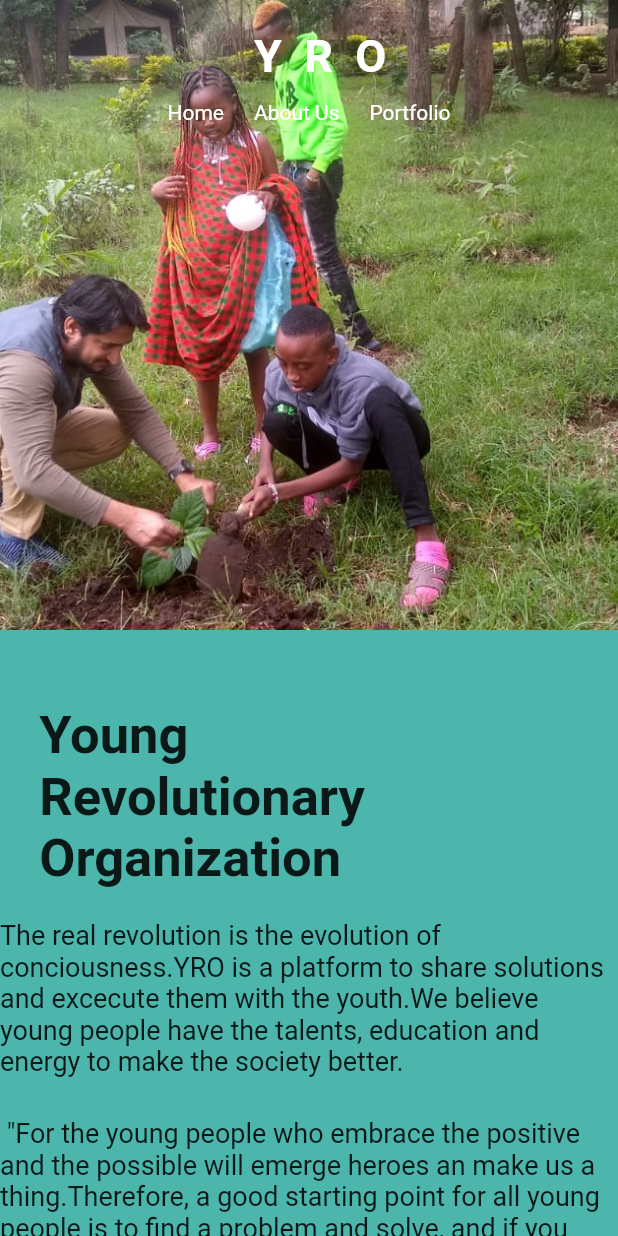
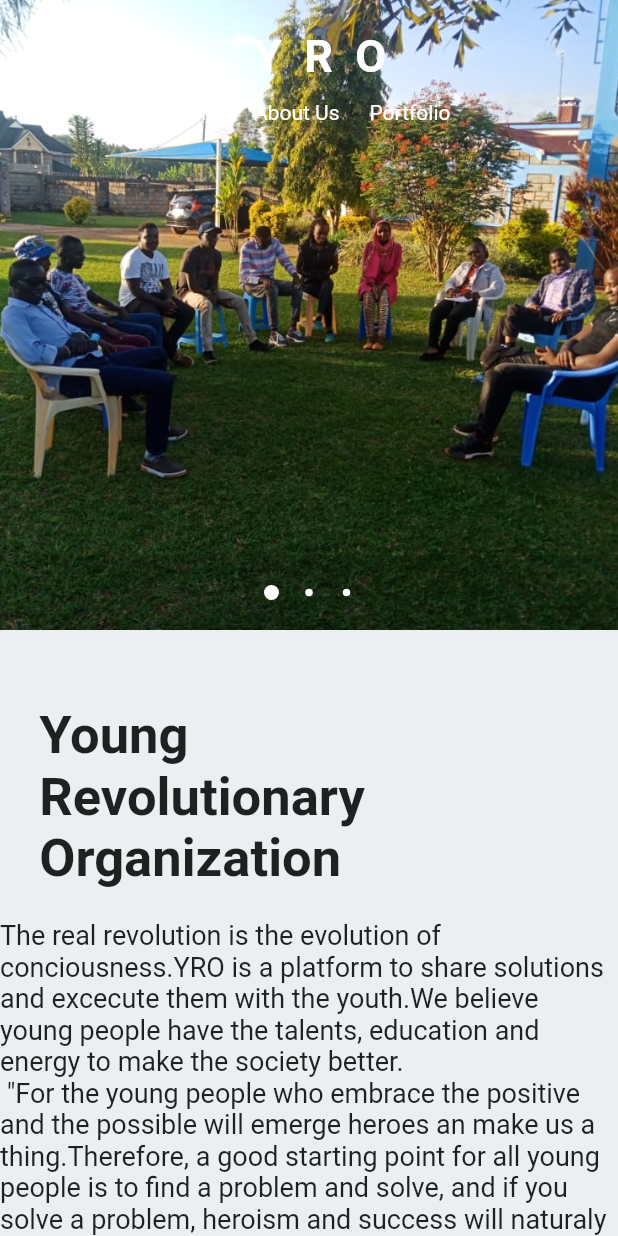
Before and after one commit to collo54/yro-web-app, a Flutter app: the screen it shows after launch, on a phone screen of 412 x 824 dp. Run offline on Flutter 3.47's test engine with Material 2 defaults, Android fonts, the phone set to English and light mode, and no system bars; drawn by our look-alikes of carousel_pro; our stand-ins replace firebase_auth, firebase_core, google_sign_in; accounts and stored records are empty.

Commit message:
restructure code

```diff
--- a/lib/custom/Nav_bar.dart
+++ b/lib/custom/Nav_bar.dart
@@ -1,3 +1,4 @@
+import 'package:carousel_pro/carousel_pro.dart';
 import 'package:flutter/material.dart';
 
 class Navbar extends StatelessWidget {
@@ -23,9 +24,18 @@ class DesktopNavbar extends StatelessWidget {
     return Stack(
       children: [
         Container(
-          height: 400,
+          height: 500,
           width: 1400,
-          child: Image.asset('assets/images/watsup5.jpeg', fit: BoxFit.cover),
+          child: Carousel(
+            boxFit: BoxFit.cover,
+            dotSize: 5.0,
+            dotBgColor: Colors.black12,
+            images: [
+              Image.asset("assets/images/watsup1.jpeg", fit: BoxFit.cover),
+              Image.asset("assets/images/watsup2.jpeg", fit: BoxFit.cover),
+              Image.asset("assets/images/watsup5.jpeg", fit: BoxFit.cover),
+            ],
+          ),
         ),
         Padding(
           padding: const EdgeInsets.symmetric(vertical: 30, horizontal: 170),
@@ -98,7 +108,16 @@ class MobileNavbar extends StatelessWidget {
         Container(
           height: 420,
           width: 800,
-          child: Image.asset('assets/images/watsup5.jpeg', fit: BoxFit.cover),
+          child: Carousel(
+            boxFit: BoxFit.cover,
+            dotSize: 5.0,
+            dotBgColor: Colors.black12,
+            images: [
+              Image.asset("assets/images/watsup1.jpeg", fit: BoxFit.cover),
+              Image.asset("assets/images/watsup2.jpeg", fit: BoxFit.cover),
+              Image.asset("assets/images/watsup5.jpeg", fit: BoxFit.cover),
+            ],
+          ),
         ),
         Padding(
           padding: const EdgeInsets.symmetric(vertical: 20, horizontal: 40),
--- a/lib/layouts/landingPage.dart
+++ b/lib/layouts/landingPage.dart
@@ -21,33 +21,13 @@ class LandingPage extends StatelessWidget {
             Padding(
               padding: const EdgeInsets.only(top: 20.0, bottom: 1),
               child: Text(
-                "The real revolution is the evolution of conciousness.YRO is a platform to share solutions and excecute them with the youth.We believe young people have the talents, education and energy to make the society better.",
+                "The real revolution is the evolution of conciousness.YRO is a platform to share solutions and excecute them with the youth.We believe young people have the talents, education and energy to make the society better.\n \"For the young people who embrace the positive and the possible will emerge heroes an make us a thing.Therefore, a good starting point for all young people is to find a problem and solve, and if you solve a problem, heroism and success will naturaly follow you.\"    Mashujaa 2020.\n         #SISI KWA SISI.",
                 style: TextStyle(fontSize: 18.0, color: Colors.black87),
               ),
             ),
-            /*MaterialButton(
-              color: Colors.green[400],
-              shape: RoundedRectangleBorder(
-                  borderRadius: BorderRadius.all(Radius.circular(20.0))),
-              onPressed: () {},
-              child: Padding(
-                padding: const EdgeInsets.symmetric(
-                    vertical: 20.0, horizontal: 40.0),
-                child: Text(
-                  "Sign Up",
-                  style: TextStyle(color: Colors.black87),
-                ),
-              ),
-            )*/
           ],
         ),
       ),
-      /*Padding(
-        padding: const EdgeInsets.symmetric(vertical: 20.0),
-        child: Image.asset(
-          "assets/images/downloadru.jpg",
-        ),
-      )*/
     ];
   }
 
@@ -58,7 +38,7 @@ class LandingPage extends StatelessWidget {
         if (constraints.maxWidth > 800) {
           return Row(
             mainAxisAlignment: MainAxisAlignment.center,
-            children: pageChildren(constraints.biggest.width / 4),
+            children: pageChildren(constraints.biggest.width),
           );
         } else {
           return Flex(
--- a/lib/layouts/second_content.dart
+++ /dev/null
@@ -1,77 +0,0 @@
-import 'package:flutter/material.dart';
-
-class SecondContent extends StatelessWidget {
-  List<Widget> pageChildren(double width) {
-    return <Widget>[
-      Container(
-        width: width,
-        child: Column(
-          crossAxisAlignment: CrossAxisAlignment.start,
-          children: <Widget>[
-            SizedBox(
-              height: 5,
-            ),
-            /*Text(
-              "  Young\n  Revolutionary\n  Organization",
-              style: TextStyle(
-                  fontWeight: FontWeight.bold,
-                  fontSize: 35.0,
-                  color: Colors.black87),
-            ),*/
-            Padding(
-              padding: const EdgeInsets.only(top: 0, bottom: 20.0),
-              child: Text(
-                "\n \"For the young people who embrace the positive and the possible will emerge heroes an make us a thing.Therefore, a good starting point for all young people is to find a problem and solve, and if you solve a problem, heroism and success will naturaly follow you.\"    Mashujaa 2020.\n         #SISI KWA SISI.",
-                style: TextStyle(fontSize: 18.0, color: Colors.black87),
-              ),
-            ),
-            /*Padding(
-              padding: const EdgeInsets.all(
-                50.0,
-              ),
-              child: MaterialButton(
-                color: Colors.green[400],
-                shape: RoundedRectangleBorder(
-                    borderRadius: BorderRadius.all(Radius.circular(20.0))),
-                onPressed: () {Navigator.of(context).pushNamed('/login');},
-                child: Padding(
-                  padding: const EdgeInsets.symmetric(
-                      vertical: 20.0, horizontal: 40.0),
-                  child: Text(
-                    "Sign Up",
-                    style: TextStyle(color: Colors.black87),
-                  ),
-                ),
-              ),
-            )*/
-          ],
-        ),
-      ),
-      /*Padding(
-        padding: const EdgeInsets.symmetric(vertical: 20.0),
-        child: Image.asset(
-          "assets/images/downloadru.jpg",
-        ),
-      )*/
-    ];
-  }
-
-  @override
-  Widget build(BuildContext context) {
-    return LayoutBuilder(
-      builder: (context, constraints) {
-        if (constraints.maxWidth > 800) {
-          return Row(
-            mainAxisAlignment: MainAxisAlignment.center,
-            children: pageChildren(constraints.biggest.width / 4),
-          );
-        } else {
-          return Flex(
-            direction: Axis.vertical,
-            children: pageChildren(constraints.biggest.width),
-          );
-        }
-      },
-    );
-  }
-}
--- a/lib/pages/sign_in_page.dart
+++ b/lib/pages/sign_in_page.dart
@@ -3,27 +3,22 @@ import 'package:yro/custom/Nav_bar.dart';
 import 'package:yro/custom/Sign_In_Form.dart';
 import 'package:yro/layouts/contact.dart';
 import 'package:yro/layouts/landingPage.dart';
-import 'package:yro/layouts/pictures.dart';
-import 'package:yro/layouts/second_content.dart';
 
 class SignInPage extends StatelessWidget {
   @override
   Widget build(BuildContext context) {
     return Scaffold(
-      backgroundColor: Colors.teal[300],
+      backgroundColor: Colors.blueGrey[50],
       body: SingleChildScrollView(
         child: Column(
           children: <Widget>[
             Navbar(),
             LandingPage(),
-            SecondContent(),
-            Pictures(),
             SignInForm(),
             SizedBox(
               height: 20,
             ),
-            Container(color: Colors.teal[600], child: ContactContent()),
-            /*DownloadImage(),*/
+            Container(color: Colors.blueGrey[300], child: ContactContent()),
           ],
         ),
       ),
```
Also changed, not shown: lib/layouts/contact.dart (+22 -24 lines), lib/layouts/pictures.dart (deleted, +0 -79 lines).
